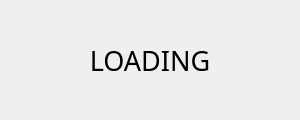
freefrit/AOOP_DogeShop, file ui/loading_window.ui: the form before one commit.
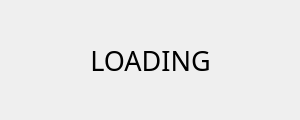
The form after the commit.

```diff
--- a/ui/loading_window.ui
+++ b/ui/loading_window.ui
@@ -16,9 +16,9 @@
   <widget class="QLabel" name="label">
    <property name="geometry">
     <rect>
-     <x>90</x>
+     <x>0</x>
      <y>40</y>
-     <width>120</width>
+     <width>301</width>
      <height>40</height>
     </rect>
    </property>
```
